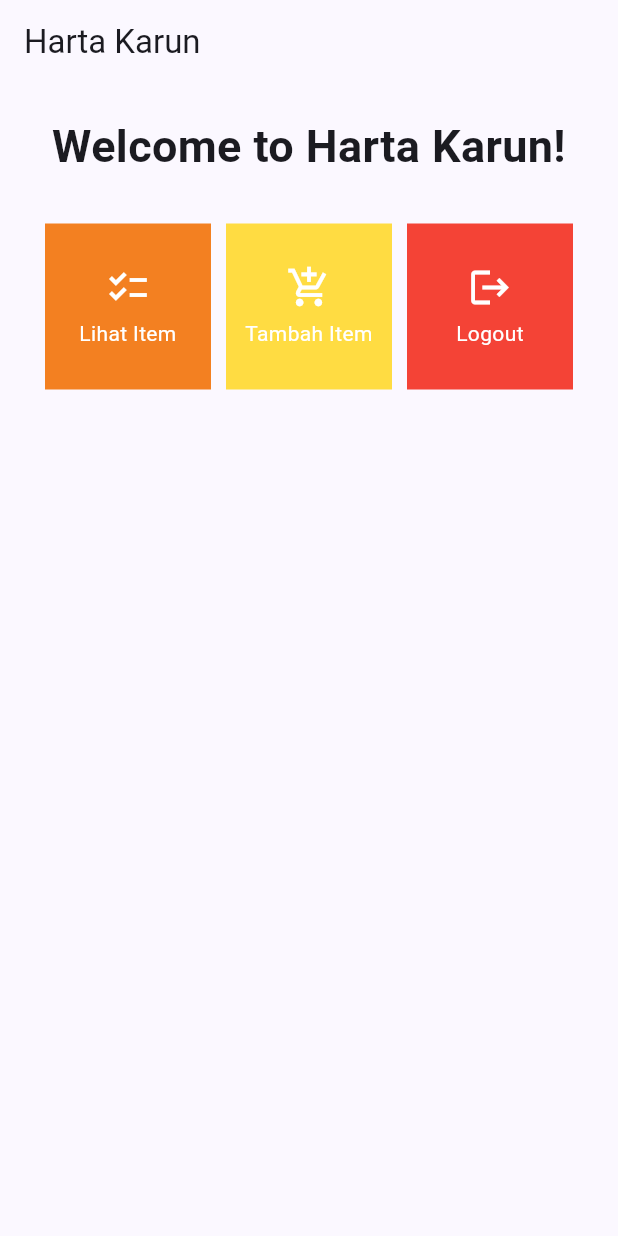
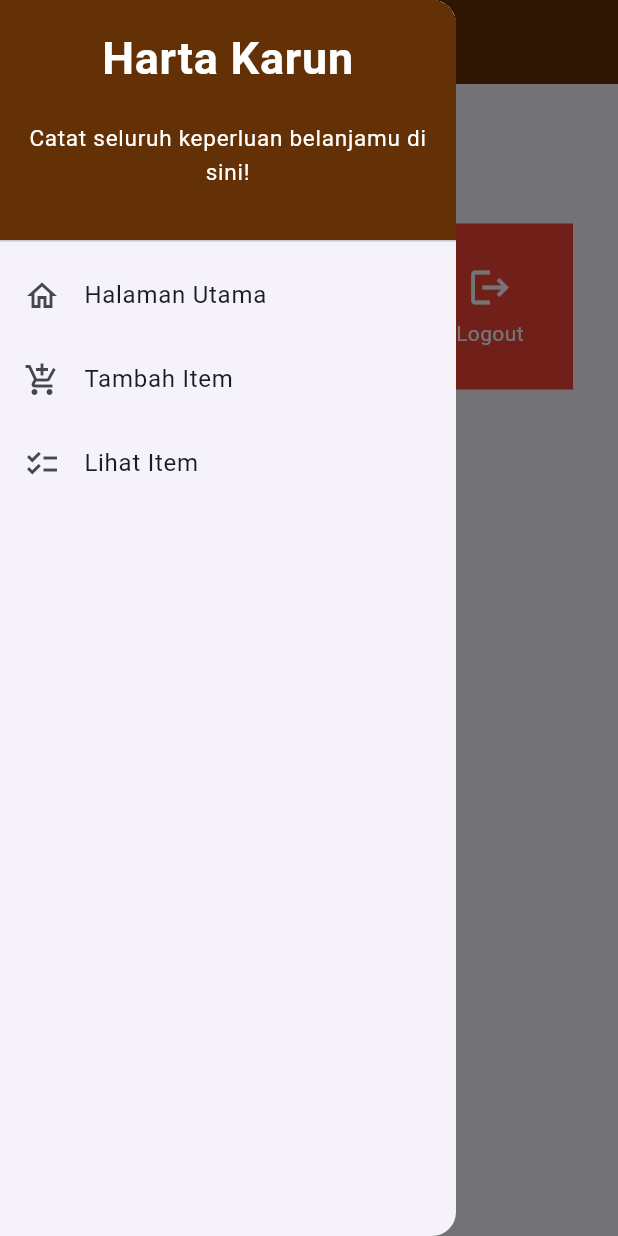
Before and after one commit to Kaisadianf/harta-karun-mobile, a Flutter app: the screen it shows after launch, with the side drawer open (before the commit the screen has no drawer), on a phone screen of 412 x 824 dp. Run offline on Flutter 3.47's test engine with Material 2 defaults, Android fonts, the light colour scheme and no system bars.

Commit message:
selesai tugas 8

```diff
--- a/lib/main.dart
+++ b/lib/main.dart
@@ -1,5 +1,5 @@
 import 'package:flutter/material.dart';
-import 'package:harta_karun/menu.dart';
+import 'package:harta_karun/screens/menu.dart';
 
 void main() {
   runApp(const MyApp());
@@ -12,7 +12,7 @@
   @override
   Widget build(BuildContext context) {
     return MaterialApp(
-      title: 'Flutter Demo',
+      title: 'Harta Karun',
       theme: ThemeData(
         // This is the theme of your application.
         //
--- a/lib/menu.dart
+++ /dev/null
@@ -1,138 +0,0 @@
-import 'package:flutter/material.dart';
-
-class ShopItem {
-  final String name;
-  final IconData icon;
-
-  ShopItem(this.name, this.icon);
-}
-
-class ShopCard extends StatelessWidget {
-  final ShopItem item;
-  final Color backgroundColor;
-
-  const ShopCard(this.item, this.backgroundColor, {Key? key}) : super(key: key);
-
-  @override
-  Widget build(BuildContext context) {
-    return Material(
-      color: backgroundColor, // Menggunakan warna latar belakang yang diberikan
-      child: InkWell(
-        // Area responsive terhadap sentuhan
-        onTap: () {
-          // Memunculkan SnackBar ketika diklik
-          ScaffoldMessenger.of(context)
-            ..hideCurrentSnackBar()
-            ..showSnackBar(SnackBar(
-                content: Text("Kamu telah menekan tombol ${item.name}")));
-        },
-        child: Container(
-          // Container untuk menyimpan Icon dan Text
-          padding: const EdgeInsets.all(8),
-          child: Center(
-            child: Column(
-              mainAxisAlignment: MainAxisAlignment.center,
-              children: [
-                Icon(
-                  item.icon,
-                  color: Colors.white,
-                  size: 30.0,
-                ),
-                const Padding(padding: EdgeInsets.all(3)),
-                Text(
-                  item.name,
-                  textAlign: TextAlign.center,
-                  style: const TextStyle(color: Colors.white),
-                ),
-              ],
-            ),
-          ),
-        ),
-      ),
-    );
-  }
-}
-
-class MyHomePage extends StatelessWidget {
-  MyHomePage({Key? key}) : super(key: key);
-  final List<ShopItem> items = [
-    ShopItem("Lihat Item", Icons.checklist),
-    ShopItem("Tambah Item", Icons.add_shopping_cart),
-    ShopItem("Logout", Icons.logout),
-  ];
-
-  // This widget is the home page of your application. It is stateful, meaning
-  // that it has a State object (defined below) that contains fields that affect
-  // how it looks.
-
-  // This class is the configuration for the state. It holds the values (in this
-  // case the title) provided by the parent (in this case the App widget) and
-  // used by the build method of the State. Fields in a Widget subclass are
-  // always marked "final".
-  @override
-  Widget build(BuildContext context) {
-    // This method is rerun every time setState is called, for instance as done
-    // by the _incrementCounter method above.
-    //
-    // The Flutter framework has been optimized to make rerunning build methods
-    // fast, so that you can just rebuild anything that needs updating rather
-    // than having to individually change instances of widgets.
-    return Scaffold(
-      appBar: AppBar(
-        title: const Text(
-          'Harta Karun',
-        ),
-      ),
-      body: SingleChildScrollView(
-        // Widget wrapper yang dapat discroll
-        child: Padding(
-          padding: const EdgeInsets.all(10.0), // Set padding dari halaman
-          child: Column(
-            // Widget untuk menampilkan children secara vertikal
-            children: <Widget>[
-              const Padding(
-                padding: EdgeInsets.only(top: 10.0, bottom: 10.0),
-                // Widget Text untuk menampilkan tulisan dengan alignment center dan style yang sesuai
-                child: Text(
-                  'Welcome to Harta Karun!', // Text yang menandakan toko
-                  textAlign: TextAlign.center,
-                  style: TextStyle(
-                    fontSize: 30,
-                    fontWeight: FontWeight.bold,
-                  ),
-                ),
-              ),
-              // Grid layout
-              GridView.count(
-                // Container pada card kita.
-                primary: true,
-                padding: const EdgeInsets.all(20),
-                crossAxisSpacing: 10,
-                mainAxisSpacing: 10,
-                crossAxisCount: 3,
-                shrinkWrap: true,
-                children: items.asMap().entries.map((entry) {
-                  int index = entry.key;
-                  ShopItem item = entry.value;
-                  Color backgroundColor = Colors.blue;
-
-                  // Berikan warna yang berbeda berdasarkan indeks
-                  if (index == 0) {
-                    backgroundColor = const Color.fromARGB(255, 243, 128, 33); // Warna "Lihat Item"
-                  } else if (index == 1) {
-                    backgroundColor = Color.fromARGB(232, 255, 217, 47); // Warna "Tambah Item"
-                  } else if (index == 2) {
-                    backgroundColor = Colors.red; // Warna "Logout"
-                  }
-                  // Iterasi untuk setiap item
-                  return ShopCard(item, backgroundColor,
-                      key: ValueKey<int>(index));
-                }).toList(),
-              ),
-            ],
-          ),
-        ),
-      ),
-    );
-  }
-}
--- /dev/null
+++ b/lib/models/models.dart
@@ -0,0 +1,11 @@
+class Item {
+  String name;
+  int amount;
+  String description;
+
+  Item({
+    required this.name,
+    required this.amount,
+    required this.description,
+  });
+}
--- /dev/null
+++ b/lib/screens/menu.dart
@@ -0,0 +1,79 @@
+import 'package:flutter/material.dart';
+import 'package:harta_karun/widgets/left_drawer.dart';
+import 'package:harta_karun/widgets/shop_card.dart';
+
+class MyHomePage extends StatelessWidget {
+    MyHomePage({Key? key}) : super(key: key);
+
+    final List<ShopItem> items = [
+      ShopItem("Lihat Item", Icons.checklist),
+      ShopItem("Tambah Item", Icons.add_shopping_cart),
+      ShopItem("Logout", Icons.logout),
+    ];
+
+    @override
+    Widget build(BuildContext context) {
+      return Scaffold(
+        appBar: AppBar(
+          title: const Text(
+            'Harta Karun',
+          ),
+          backgroundColor: Color.fromARGB(255, 100, 49, 6),
+          foregroundColor: Colors.white,
+        ),
+        // Masukkan drawer sebagai parameter nilai drawer dari widget Scaffold
+        drawer: const LeftDrawer(),
+        body: SingleChildScrollView(
+          // Widget wrapper yang dapat discroll
+          child: Padding(
+            padding: const EdgeInsets.all(10.0), // Set padding dari halaman
+            child: Column(
+              // Widget untuk menampilkan children secara vertikal
+              children: <Widget>[
+                const Padding(
+                  padding: EdgeInsets.only(top: 10.0, bottom: 10.0),
+                  // Widget Text untuk menampilkan tulisan dengan alignment center dan style yang sesuai
+                  child: Text(
+                    'Harta Karun', // Text yang menandakan toko
+                    textAlign: TextAlign.center,
+                    style: TextStyle(
+                      fontSize: 30,
+                      fontWeight: FontWeight.bold,
+                    ),
+                  ),
+                ),
+                // Grid layout
+                GridView.count(
+                // Container pada card kita.
+                primary: true,
+                padding: const EdgeInsets.all(20),
+                crossAxisSpacing: 10,
+                mainAxisSpacing: 10,
+                crossAxisCount: 3,
+                shrinkWrap: true,
+                children: items.asMap().entries.map((entry) {
+                  int index = entry.key;
+                  ShopItem item = entry.value;
+                  Color backgroundColor = Colors.blue;
+
+                  // Berikan warna yang berbeda berdasarkan indeks
+                  if (index == 0) {
+                    backgroundColor = const Color.fromARGB(255, 243, 128, 33); // Warna "Lihat Item"
+                  } else if (index == 1) {
+                    backgroundColor = Color.fromARGB(232, 234, 191, 0); // Warna "Tambah Item"
+                  } else if (index == 2) {
+                    backgroundColor = Colors.red; // Warna "Logout"
+                  }
+
+                  // Iterasi untuk setiap item
+                  return ShopCard(item, backgroundColor,
+                      key: ValueKey<int>(index));
+                }).toList(),
+                ),
+              ],
+            ),
+          ),
+        ),
+      );
+    }
+}
--- /dev/null
+++ b/lib/widgets/left_drawer.dart
@@ -0,0 +1,77 @@
+import 'package:flutter/material.dart';
+import 'package:harta_karun/screens/menu.dart';
+import 'package:harta_karun/screens/shoplist_form.dart';
+import 'package:harta_karun/screens/list_item.dart';
+
+class LeftDrawer extends StatelessWidget {
+  const LeftDrawer({super.key});
+
+  @override
+  Widget build(BuildContext context) {
+    return Drawer(
+      child: ListView(
+        children: [
+          const DrawerHeader(
+            decoration: BoxDecoration(
+              color: Color.fromARGB(255, 100, 49, 6),
+            ),
+            child: Column(
+              children: [
+                Text(
+                  'Harta Karun',
+                  textAlign: TextAlign.center,
+                  style: TextStyle(
+                    fontSize: 30,
+                    fontWeight: FontWeight.bold,
+                    color: Colors.white,
+                  ),
+                ),
+                Padding(padding: EdgeInsets.all(10)),
+                Text("Catat seluruh keperluan belanjamu di sini!",
+                    textAlign: TextAlign.center,
+                    style: TextStyle(fontSize: 15, color: Colors.white, fontWeight: FontWeight.normal,)
+                    ),
+              ],
+            ),
+          ),
+          ListTile(
+            leading: const Icon(Icons.home_outlined),
+            title: const Text('Halaman Utama'),
+            // Bagian redirection ke MyHomePage
+            onTap: () {
+              Navigator.pushReplacement(
+                  context,
+                  MaterialPageRoute(
+                    builder: (context) => MyHomePage(),
+                  ));
+            },
+          ),
+          ListTile(
+            leading: const Icon(Icons.add_shopping_cart),
+            title: const Text('Tambah Item'),
+            // Bagian redirection ke ShopFormPage
+            onTap: () {
+              Navigator.pushReplacement(
+                  context,
+                  MaterialPageRoute(
+                    builder: (context) => const ShopFormPage(),
+                  ));
+            },
+          ),
+          ListTile(
+            leading: const Icon(Icons.checklist),
+            title: const Text('Lihat Item'),
+            // Bagian redirection ke FragranceFormPage
+            onTap: () {
+              Navigator.pushReplacement(
+                  context,
+                  MaterialPageRoute(
+                    builder: (context) => ItemListPage(itemList: itemList),
+                  ));
+            },
+          )
+        ],
+      ),
+    );
+  }
+}
--- /dev/null
+++ b/lib/widgets/shop_card.dart
@@ -0,0 +1,70 @@
+import 'package:flutter/material.dart';
+import 'package:harta_karun/screens/shoplist_form.dart';
+import 'package:harta_karun/screens/list_item.dart';
+
+class ShopItem {
+  final String name;
+  final IconData icon;
+
+  ShopItem(this.name, this.icon);
+}
+
+class ShopCard extends StatelessWidget {
+  final ShopItem item;
+  final Color backgroundColor;
+
+  const ShopCard(this.item, this.backgroundColor, {Key? key}) : super(key: key);
+
+  @override
+  Widget build(BuildContext context) {
+    return Material(
+      color: backgroundColor,
+      child: InkWell(
+        // Area responsive terhadap sentuhan
+        onTap: () {
+          // Memunculkan SnackBar ketika diklik
+          ScaffoldMessenger.of(context)
+            ..hideCurrentSnackBar()
+            ..showSnackBar(SnackBar(
+                content: Text("Kamu telah menekan tombol ${item.name}!")));
+          // Navigate ke route yang sesuai (tergantung jenis tombol)
+          if (item.name == "Tambah Item") {
+            Navigator.push(
+                  context,
+                  MaterialPageRoute(
+                    builder: (context) => const ShopFormPage(),
+                  ));
+          }
+          if (item.name == "Lihat Item") {
+            Navigator.push(
+                context,
+                MaterialPageRoute(
+                    builder: (context) => ItemListPage(itemList: itemList)));
+          }
+        },
+        child: Container(
+          // Container untuk menyimpan Icon dan Text
+          padding: const EdgeInsets.all(8),
+          child: Center(
+            child: Column(
+              mainAxisAlignment: MainAxisAlignment.center,
+              children: [
+                Icon(
+                  item.icon,
+                  color: Colors.white,
+                  size: 30.0,
+                ),
+                const Padding(padding: EdgeInsets.all(3)),
+                Text(
+                  item.name,
+                  textAlign: TextAlign.center,
+                  style: const TextStyle(color: Colors.white),
+                ),
+              ],
+            ),
+          ),
+        ),
+      ),
+    );
+  }
+}
```
Also changed, not shown: lib/screens/list_item.dart (added, +61 -0 lines), lib/screens/shoplist_form.dart (added, +170 -0 lines), 1 other file.
